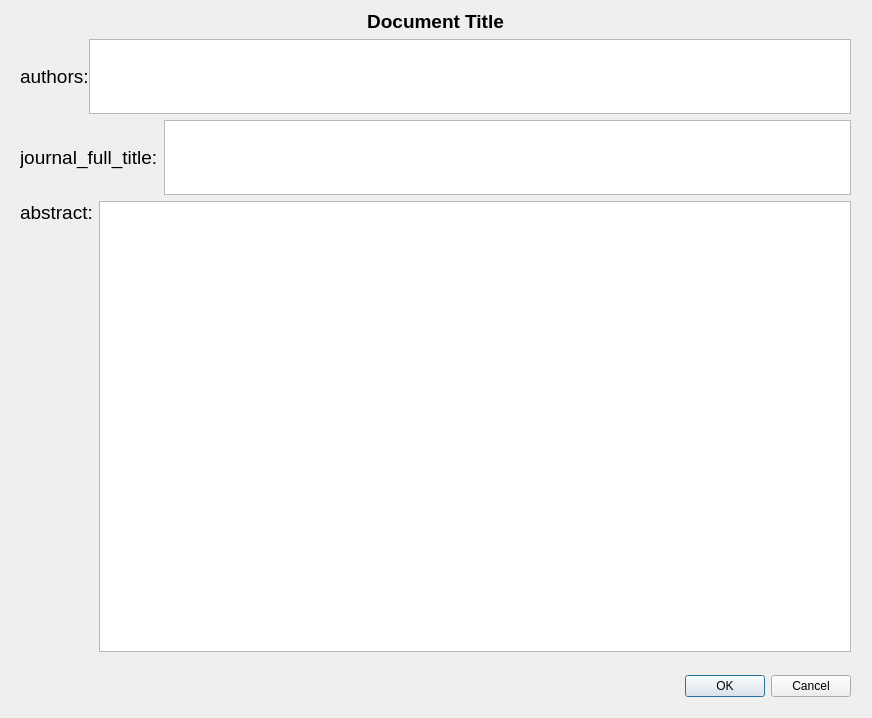
The window that ChEMBL/03_Tabla_Assays/ddocument.ui (TheMakros12/interfaces) describes before a commit, drawn with Qt 5.
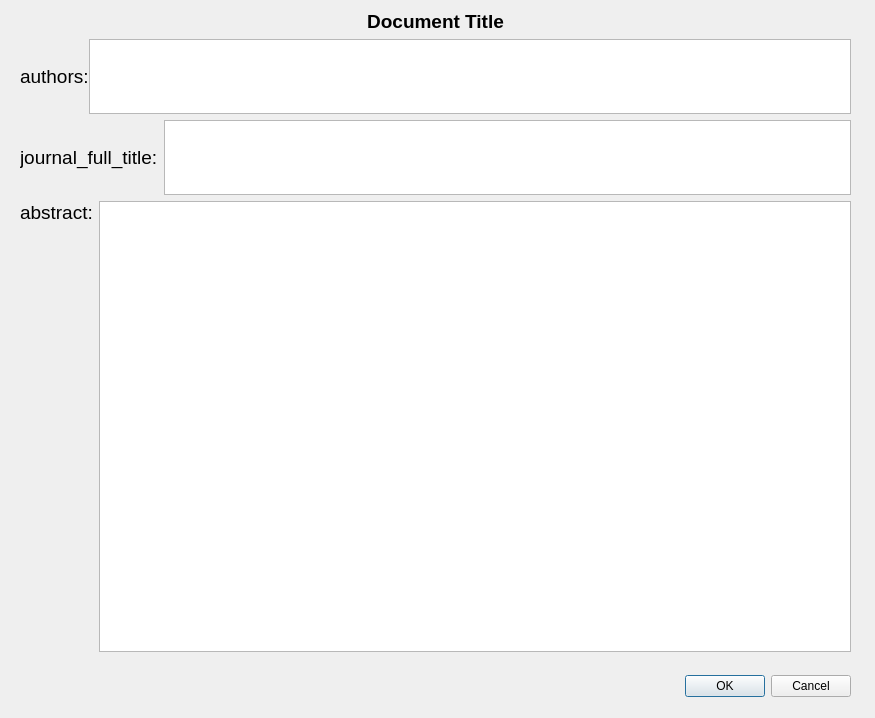
The same window after the commit.

Patch:
```diff
--- a/ChEMBL/03_Tabla_Assays/ddocument.ui
+++ b/ChEMBL/03_Tabla_Assays/ddocument.ui
@@ -6,7 +6,7 @@
    <rect>
     <x>0</x>
     <y>0</y>
-    <width>872</width>
+    <width>875</width>
     <height>718</height>
    </rect>
   </property>
@@ -29,7 +29,7 @@
     <set>QDialogButtonBox::Cancel|QDialogButtonBox::Ok</set>
    </property>
   </widget>
-  <widget class="QWidget" name="">
+  <widget class="QWidget" name="layoutWidget">
    <property name="geometry">
     <rect>
      <x>20</x>
```
Left out of the diff: 8 changed lines with no effect on the pictures.
